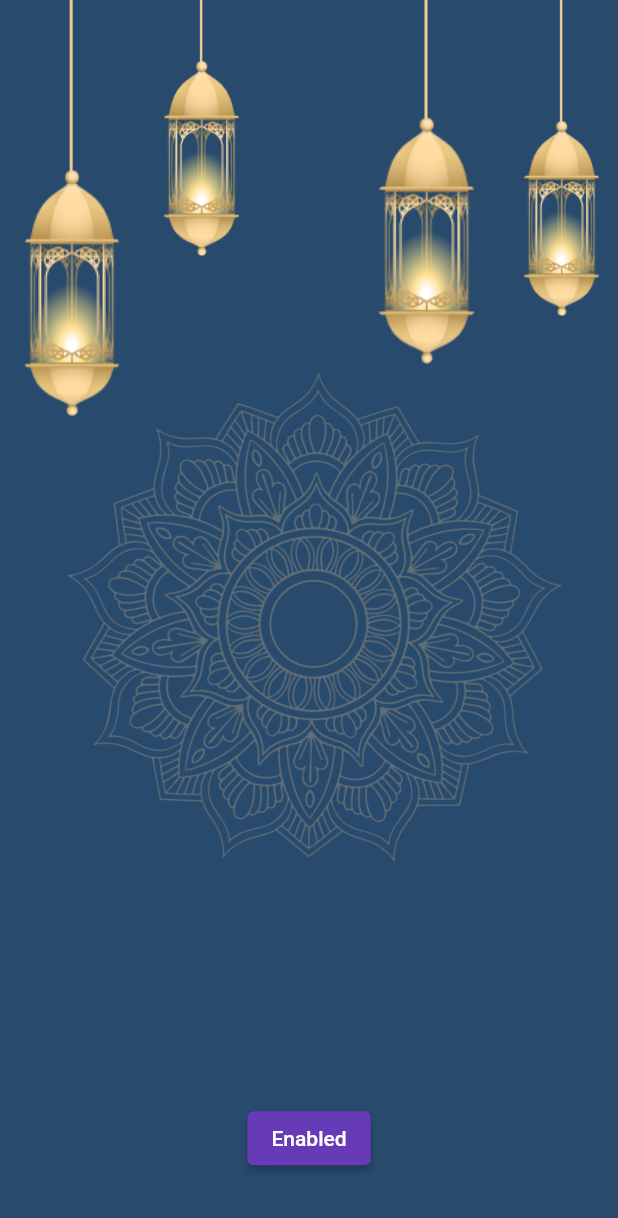
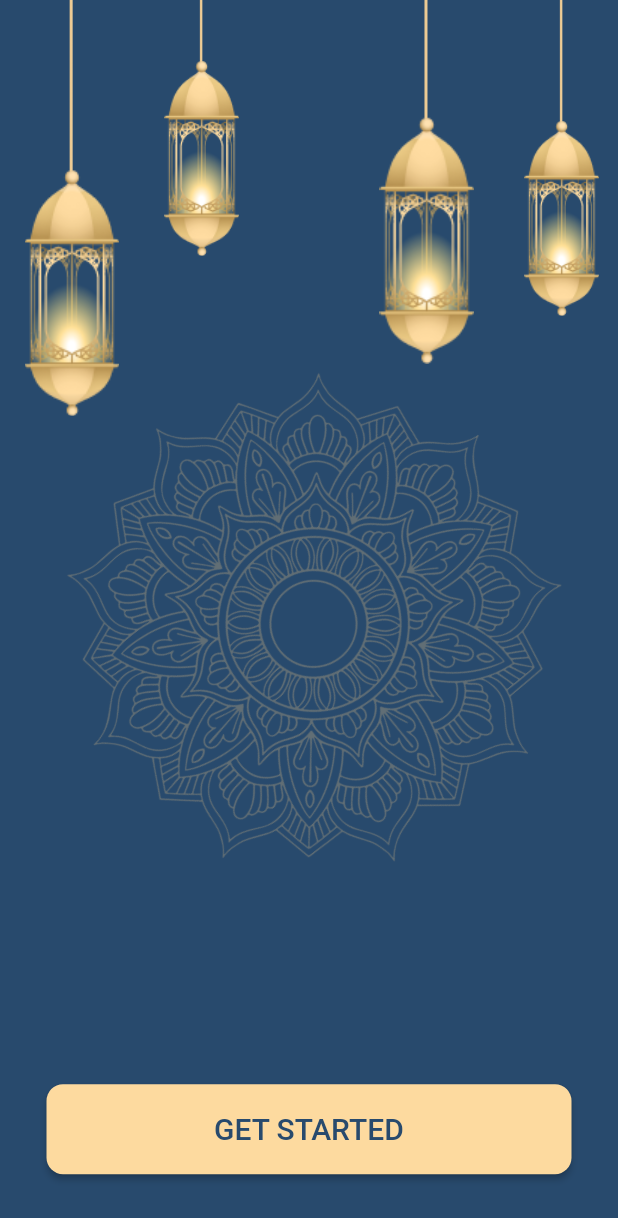
Before and after one commit to Nada-Hanad/fast_and_hack, a Flutter app: the screen it shows after launch, on a phone screen of 412 x 824 dp. Shown: the top 1218 px of the screen. Run offline on Flutter 3.47's test engine with Material 2 defaults, Android fonts, the phone set to English and light mode, and no system bars; missing offline and left inert: flutter_animator.

Commit message:
button added

```diff
--- /dev/null
+++ b/lib/src/custom_widgets/buttons/rounded_button.dart
@@ -0,0 +1,45 @@
+import 'package:fast_and_hack/myColors/my_colors.dart';
+import 'package:flutter/material.dart';
+
+class SharpRoundedButton extends StatelessWidget {
+  final VoidCallback onPressed;
+  final String text;
+  final double borderRadius;
+  final double height;
+  final double width;
+  final Color textColor;
+
+  const SharpRoundedButton(
+      {Key? key,
+      required this.onPressed,
+      required this.text,
+      required this.borderRadius,
+      required this.height,
+      required this.width,
+      required this.textColor})
+      : super(key: key);
+
+  @override
+  Widget build(BuildContext context) {
+    final ButtonStyle style = ElevatedButton.styleFrom(
+        primary: beige,
+        shape: RoundedRectangleBorder(
+          borderRadius: BorderRadius.circular(borderRadius),
+        ));
+    return SizedBox(
+      height: height,
+      width: width,
+      child: ElevatedButton(
+        style: style,
+        onPressed: () {},
+        child: Text(
+          text,
+          style: TextStyle(
+            color: textColor,
+            fontSize: 20,
+          ),
+        ),
+      ),
+    );
+  }
+}
--- a/lib/src/screens/home.dart
+++ b/lib/src/screens/home.dart
@@ -1,4 +1,5 @@
 import 'package:fast_and_hack/myColors/my_colors.dart';
+import 'package:fast_and_hack/src/custom_widgets/buttons/rounded_button.dart';
 import 'package:flutter/material.dart';
 import 'package:flutter_animator/flutter_animator.dart';
 
@@ -98,11 +99,13 @@ class _HomeState extends State<Home> with SingleTickerProviderStateMixin {
               mainAxisAlignment: MainAxisAlignment.end,
               children: [
                 Center(
-                  child: ElevatedButton(
+                  child: SharpRoundedButton(
                     onPressed: () {},
-                    child: const Text(
-                      'Enabled',
-                    ),
+                    text: 'GET STARTED',
+                    borderRadius: 11,
+                    height: 60,
+                    width: 350,
+                    textColor: backGroundColor,
                   ),
                 ),
                 SizedBox(
```
